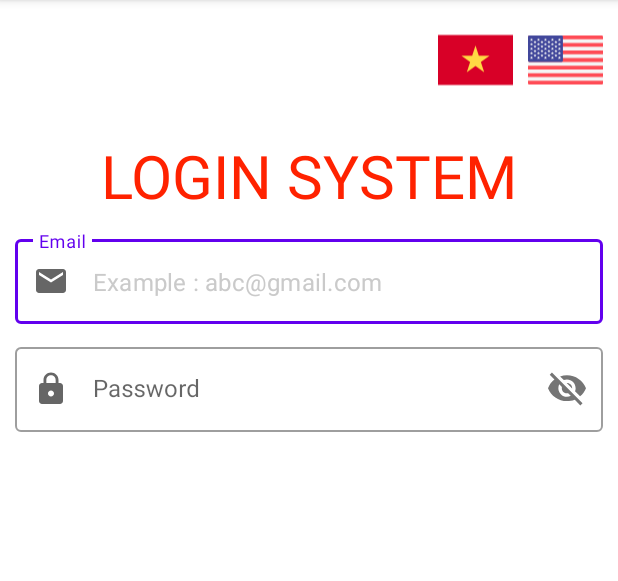
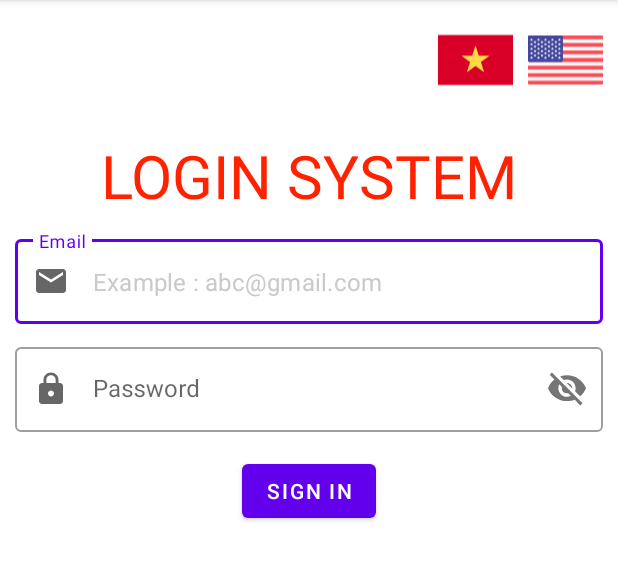
Before and after one commit to phamtanphat/StringResource28042021, an Android app: the screen it shows after launch (MainActivity), on a phone screen of 412 x 824 dp, the part 84-665 px from its top. Run offline under Robolectric (Android 15) with nearby library versions, the phone set to English and light mode, and no system bars.

Commit message:
update ui

```diff
--- a/app/src/main/res/layout/activity_main.xml
+++ b/app/src/main/res/layout/activity_main.xml
@@ -43,27 +43,28 @@
         android:layout_below="@id/textViewTitle"
         android:id="@+id/textInputLayoutEmail"
         app:startIconDrawable="@drawable/ic_email"
-        app:placeholderText="Example : abc@gmail.com"
+        app:placeholderText="@string/placeholder_email"
         app:placeholderTextColor="#CACACA"
         style="@style/Widget.MaterialComponents.TextInputLayout.OutlinedBox"
         android:layout_width="match_parent"
         android:layout_height="wrap_content">
         <com.google.android.material.textfield.TextInputEditText
-            android:hint="Email"
+            android:id="@+id/textInputEditTextMail"
+            android:hint="@string/hint_email"
             android:layout_width="match_parent"
             android:layout_height="wrap_content"/>
 
     </com.google.android.material.textfield.TextInputLayout>
 
     <com.google.android.material.textfield.TextInputLayout
+
         app:startIconDrawable="@drawable/ic_lock"
         android:layout_marginHorizontal="10dp"
         android:layout_marginTop="10dp"
         android:layout_below="@id/textInputLayoutEmail"
         android:id="@+id/textInputLayoutPassword"
-        app:placeholderText="At least 6 char"
+        app:placeholderText="@string/placeholder_password"
         app:placeholderTextColor="#CACACA"
-
         app:passwordToggleEnabled="true"
         app:passwordToggleDrawable="@drawable/bg_visible_password"
         style="@style/Widget.MaterialComponents.TextInputLayout.OutlinedBox"
@@ -71,10 +72,28 @@
         android:layout_height="wrap_content">
         <com.google.android.material.textfield.TextInputEditText
             android:inputType="textPassword"
-            android:hint="Password"
+            android:id="@+id/textInputEditTextPassword"
+            android:hint="@string/hint_password"
             android:layout_width="match_parent"
             android:layout_height="wrap_content"/>
 
     </com.google.android.material.textfield.TextInputLayout>
 
+    <Button
+        android:id="@+id/buttonSignIn"
+        android:layout_marginTop="15dp"
+        android:layout_centerHorizontal="true"
+        android:layout_below="@id/textInputLayoutPassword"
+        android:text="@string/text_sign_in"
+        android:layout_width="wrap_content"
+        android:layout_height="wrap_content"/>
+    <TextView
+        android:layout_marginTop="10dp"
+        android:textSize="15sp"
+        android:layout_marginStart="10dp"
+        android:id="@+id/textViewInfo"
+        android:layout_below="@id/buttonSignIn"
+        tools:text="Email : \nPassword"
+        android:layout_width="wrap_content"
+        android:layout_height="wrap_content"/>
 </RelativeLayout>
--- a/app/src/main/res/values/strings.xml
+++ b/app/src/main/res/values/strings.xml
@@ -1,4 +1,9 @@
 <resources>
     <string name="app_name">StringResource28042021</string>
     <string name="text_title_login">Login System</string>
+    <string name="placeholder_email">Example : abc@gmail.com</string>
+    <string name="hint_email">Email</string>
+    <string name="placeholder_password">At least 6 char</string>
+    <string name="hint_password">Password</string>
+    <string name="text_sign_in">Sign in</string>
 </resources>
```
